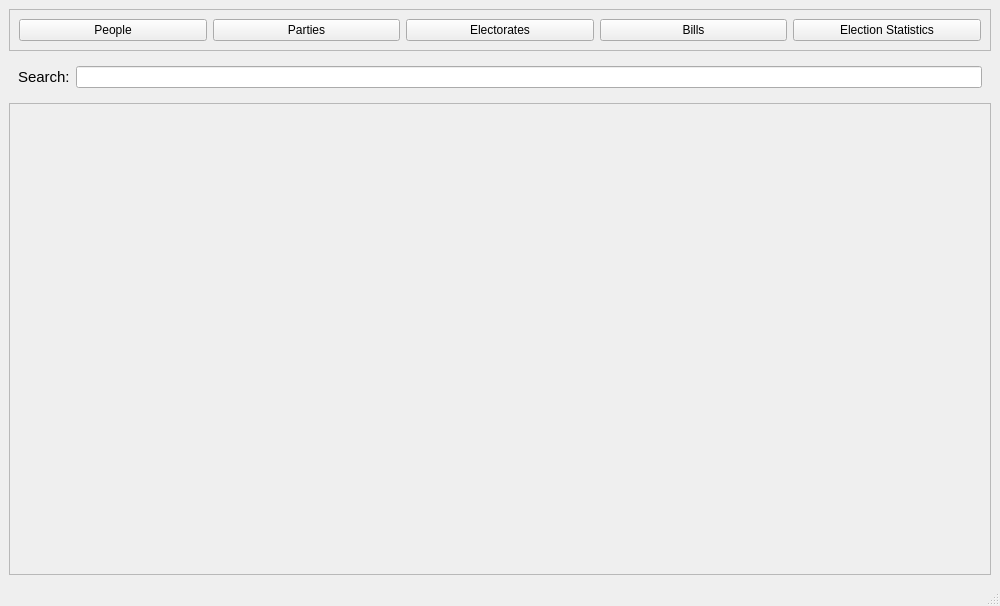
Old version of the form qtGuiApplication/mainwindow.ui in the repository List28/COSC345-Project.
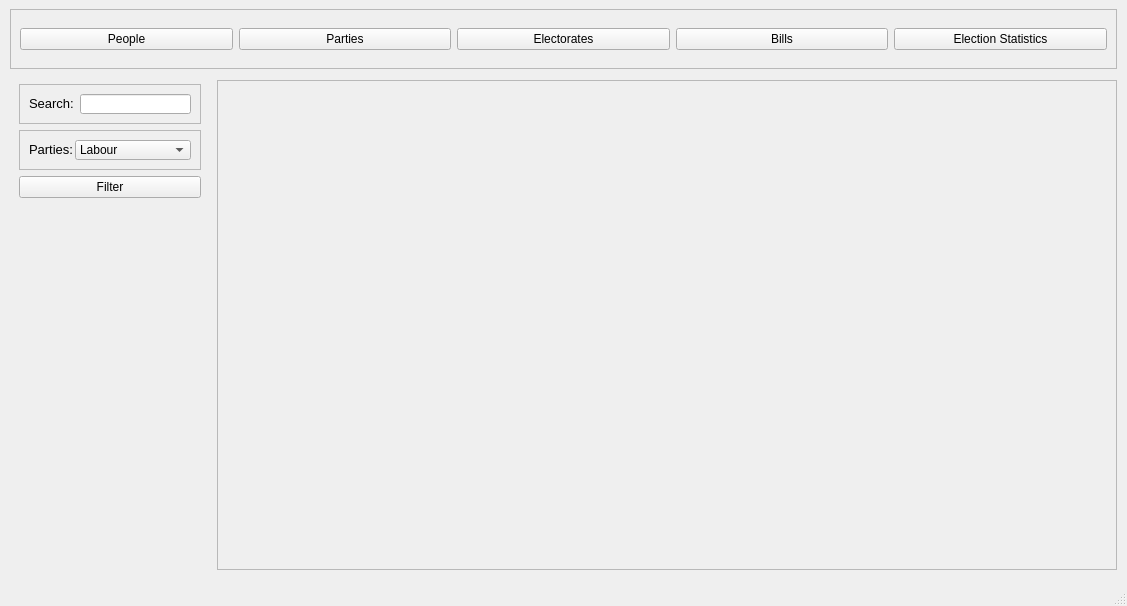
New version of the form.

What changed in the file:
```diff
--- a/qtGuiApplication/mainwindow.ui
+++ b/qtGuiApplication/mainwindow.ui
@@ -6,7 +6,7 @@
    <rect>
     <x>0</x>
     <y>0</y>
-    <width>1000</width>
+    <width>1127</width>
     <height>606</height>
    </rect>
   </property>
@@ -14,8 +14,8 @@
    <string>MainWindow</string>
   </property>
   <widget class="QWidget" name="centralwidget">
-   <layout class="QVBoxLayout" name="verticalLayout">
-    <item>
+   <layout class="QGridLayout" name="gridLayout">
+    <item row="0" column="0" colspan="2">
      <widget class="QFrame" name="frame">
       <property name="frameShape">
        <enum>QFrame::StyledPanel</enum>
@@ -62,37 +62,183 @@
       </layout>
      </widget>
     </item>
-    <item>
+    <item row="1" column="0">
      <widget class="QWidget" name="widget" native="true">
-      <layout class="QHBoxLayout" name="horizontalLayout_2">
+      <property name="sizePolicy">
+       <sizepolicy hsizetype="Maximum" vsizetype="Maximum">
+        <horstretch>50</horstretch>
+        <verstretch>60</verstretch>
+       </sizepolicy>
+      </property>
+      <property name="minimumSize">
+       <size>
+        <width>200</width>
+        <height>500</height>
+       </size>
+      </property>
+      <layout class="QVBoxLayout" name="verticalLayout">
        <item>
-        <widget class="QLabel" name="label">
+        <widget class="QFrame" name="frame_2">
+         <property name="sizePolicy">
+          <sizepolicy hsizetype="Minimum" vsizetype="Minimum">
+           <horstretch>0</horstretch>
+           <verstretch>0</verstretch>
+          </sizepolicy>
+         </property>
+         <property name="minimumSize">
+          <size>
+           <width>90</width>
+           <height>10</height>
+          </size>
+         </property>
          <property name="maximumSize">
           <size>
-           <width>100</width>
-           <height>16777215</height>
+           <width>16777215</width>
+           <height>40</height>
           </size>
          </property>
+         <property name="frameShape">
+          <enum>QFrame::StyledPanel</enum>
+         </property>
+         <property name="frameShadow">
+          <enum>QFrame::Raised</enum>
+         </property>
+         <layout class="QHBoxLayout" name="horizontalLayout_2">
+          <item>
+           <widget class="QLabel" name="label">
+            <property name="maximumSize">
+             <size>
+              <width>100</width>
+              <height>30</height>
+             </size>
+            </property>
+            <property name="text">
+             <string>&lt;html&gt;&lt;head/&gt;&lt;body&gt;&lt;p&gt;&lt;span style=&quot; font-size:10pt;&quot;&gt;Search:&lt;/span&gt;&lt;/p&gt;&lt;/body&gt;&lt;/html&gt;</string>
+            </property>
+           </widget>
+          </item>
+          <item>
+           <widget class="QLineEdit" name="lineEdit">
+            <property name="maximumSize">
+             <size>
+              <width>9090909</width>
+              <height>25</height>
+             </size>
+            </property>
+           </widget>
+          </item>
+         </layout>
+        </widget>
+       </item>
+       <item>
+        <widget class="QFrame" name="frame_3">
+         <property name="maximumSize">
+          <size>
+           <width>16777215</width>
+           <height>40</height>
+          </size>
+         </property>
+         <property name="frameShape">
+          <enum>QFrame::StyledPanel</enum>
+         </property>
+         <property name="frameShadow">
+          <enum>QFrame::Raised</enum>
+         </property>
+         <layout class="QHBoxLayout" name="horizontalLayout_3">
+          <item>
+           <widget class="QLabel" name="label_2">
+            <property name="sizePolicy">
+             <sizepolicy hsizetype="Ignored" vsizetype="Ignored">
+              <horstretch>0</horstretch>
+              <verstretch>0</verstretch>
+             </sizepolicy>
+            </property>
+            <property name="minimumSize">
+             <size>
+              <width>50</width>
+              <height>0</height>
+             </size>
+            </property>
+            <property name="maximumSize">
+             <size>
+              <width>40</width>
+              <height>50</height>
+             </size>
+            </property>
+            <property name="text">
+             <string>&lt;html&gt;&lt;head/&gt;&lt;body&gt;&lt;p&gt;&lt;span style=&quot; font-size:10pt;&quot;&gt;Parties:&lt;/span&gt;&lt;/p&gt;&lt;/body&gt;&lt;/html&gt;</string>
+            </property>
+           </widget>
+          </item>
+          <item>
+           <widget class="QComboBox" name="comboBox">
+            <item>
+             <property name="text">
+              <string>Labour</string>
+             </property>
+            </item>
+            <item>
+             <property name="text">
+              <string>National</string>
+             </property>
+            </item>
+            <item>
+             <property name="text">
+              <string>Green</string>
+             </property>
+            </item>
+            <item>
+             <property name="text">
+              <string>Maori</string>
+             </property>
+            </item>
+            <item>
+             <property name="text">
+              <string>ACT</string>
+             </property>
+            </item>
+           </widget>
+          </item>
+         </layout>
+        </widget>
+       </item>
+       <item>
+        <widget class="QPushButton" name="pushButton">
          <property name="text">
-          <string>&lt;html&gt;&lt;head/&gt;&lt;body&gt;&lt;p&gt;&lt;span style=&quot; font-size:11pt;&quot;&gt;Search:&lt;/span&gt;&lt;/p&gt;&lt;/body&gt;&lt;/html&gt;</string>
+          <string>Filter</string>
          </property>
         </widget>
        </item>
        <item>
-        <widget class="QLineEdit" name="lineEdit">
-         <property name="maximumSize">
+        <spacer name="verticalSpacer">
+         <property name="orientation">
+          <enum>Qt::Vertical</enum>
+         </property>
+         <property name="sizeHint" stdset="0">
           <size>
-           <width>9090909</width>
-           <height>16777215</height>
+           <width>20</width>
+           <height>40</height>
           </size>
          </property>
-        </widget>
+        </spacer>
        </item>
       </layout>
      </widget>
     </item>
-    <item>
+    <item row="1" column="1">
      <widget class="QScrollArea" name="scrollArea">
+      <property name="sizePolicy">
+       <sizepolicy hsizetype="Maximum" vsizetype="Maximum">
+        <horstretch>0</horstretch>
+        <verstretch>0</verstretch>
+       </sizepolicy>
+      </property>
+      <property name="minimumSize">
+       <size>
+        <width>900</width>
+        <height>490</height>
+       </size>
+      </property>
       <property name="widgetResizable">
        <bool>true</bool>
       </property>
@@ -101,11 +247,17 @@
         <rect>
          <x>0</x>
          <y>0</y>
-         <width>976</width>
-         <height>415</height>
+         <width>898</width>
+         <height>488</height>
         </rect>
        </property>
-       <layout class="QVBoxLayout" name="CardsLayout"/>
+       <property name="sizePolicy">
+        <sizepolicy hsizetype="Preferred" vsizetype="Preferred">
+         <horstretch>3</horstretch>
+         <verstretch>3</verstretch>
+        </sizepolicy>
+       </property>
+       <layout class="QGridLayout" name="CardsLayout"/>
       </widget>
      </widget>
     </item>
```
Left out of the diff: 9 changed lines with no effect on the pictures.
